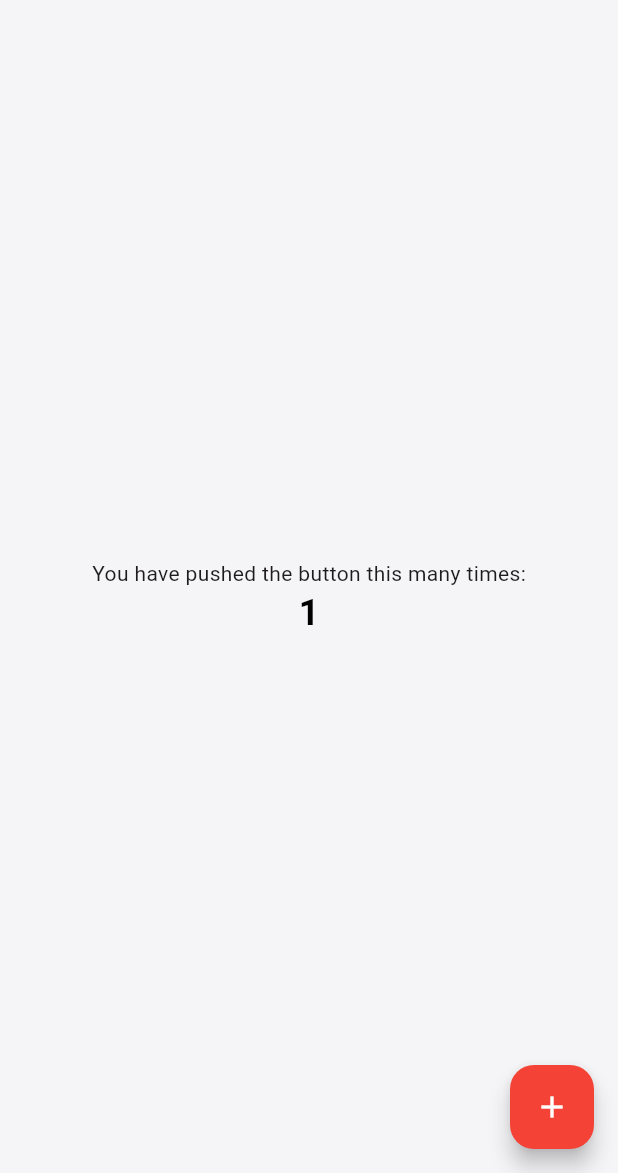
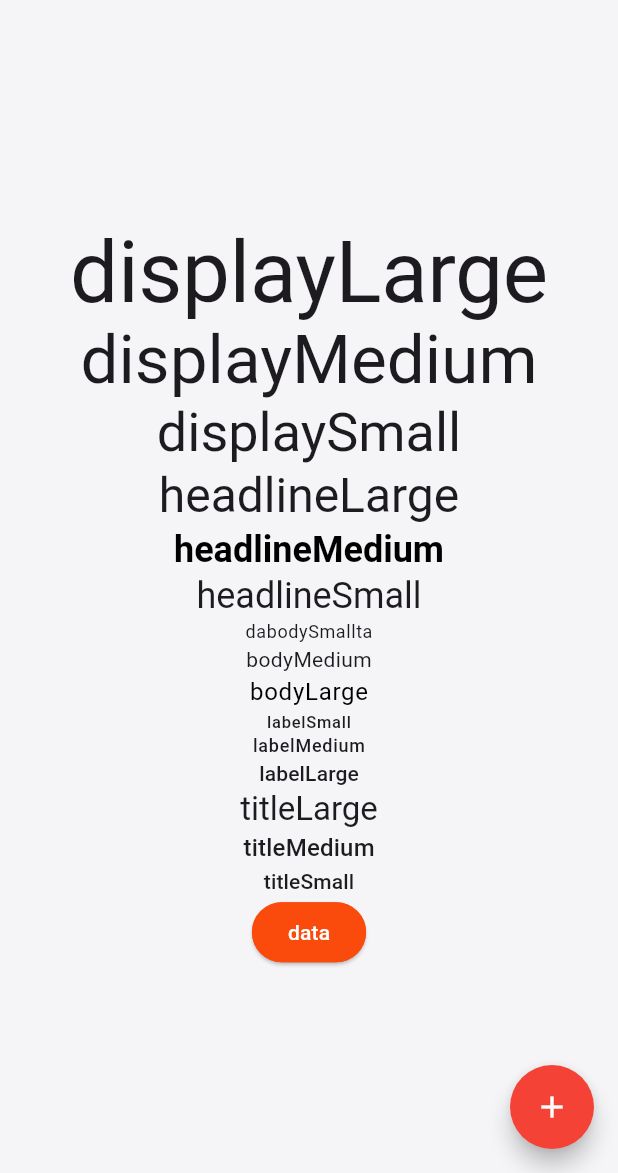
Before and after one commit to ozcanbayram/demo-apps, a Flutter app: the screen it shows after launch, after a tap on the "add" icon, on a phone screen of 412 x 824 dp, the part 63-1236 px from its top. Run offline on Flutter 3.47's test engine with Material 3 defaults, Android fonts, the phone set to English and light mode, and no system bars.

Commit message:
Created theme example page for view theme changes

```diff
--- a/lib/main.dart
+++ b/lib/main.dart
@@ -1,5 +1,6 @@
 import 'package:delivery_app/core/const/project_colors.dart';
 import 'package:delivery_app/core/const/project_texts.dart';
+import 'package:delivery_app/view/theme_example.dart';
 import 'package:flutter/material.dart';
 import 'package:flutter/services.dart';
 import 'theme/theme.dart';
@@ -22,53 +23,7 @@ class MyApp extends StatelessWidget {
       debugShowCheckedModeBanner: false,
       title: ProjectTexts.appName,
       theme: lightTheme, // Temayı burada kullanın
-      home: const MyHomePage(title: 'Delivery App'),
+      home: ThemeExamlView(),
     );
   }
 }
-
-class MyHomePage extends StatefulWidget {
-  const MyHomePage({super.key, required this.title});
-  final String title;
-
-  @override
-  State<MyHomePage> createState() => _MyHomePageState();
-}
-
-class _MyHomePageState extends State<MyHomePage> {
-  int _counter = 0;
-
-  void _incrementCounter() {
-    setState(() {
-      _counter++;
-    });
-  }
-
-  @override
-  Widget build(BuildContext context) {
-    return Scaffold(
-      appBar: AppBar(
-        title: Text(widget.title),
-      ),
-      body: Center(
-        child: Column(
-          mainAxisAlignment: MainAxisAlignment.center,
-          children: <Widget>[
-            const Text(
-              'You have pushed the button this many times:',
-            ),
-            Text(
-              '$_counter',
-              style: Theme.of(context).textTheme.headlineMedium,
-            ),
-          ],
-        ),
-      ),
-      floatingActionButton: FloatingActionButton(
-        onPressed: _incrementCounter,
-        tooltip: 'Increment',
-        child: const Icon(Icons.add),
-      ),
-    );
-  }
-}
--- a/lib/theme/theme.dart
+++ b/lib/theme/theme.dart
@@ -23,9 +23,27 @@ final ThemeData lightTheme = ThemeData(
       foregroundColor: Colors.black,
       centerTitle: true),
 
-  //! Floating action button theme
+  //! Floating Action button theme
   floatingActionButtonTheme: const FloatingActionButtonThemeData(
+    shape: RoundedRectangleBorder(
+      borderRadius: BorderRadius.all(Radius.circular(30.0)),
+    ),
     backgroundColor: Colors.red,
     foregroundColor: Colors.white,
   ),
+
+  //! Elevated button theme
+  elevatedButtonTheme: ElevatedButtonThemeData(
+    style: ButtonStyle(
+      backgroundColor: WidgetStateProperty.all(ProjectColors.primary),
+      foregroundColor: WidgetStateProperty.all(ProjectColors.white),
+      side: WidgetStateProperty.all(BorderSide(
+          width: 1.0, color: ProjectColors.primary, style: BorderStyle.solid)),
+      shape: WidgetStateProperty.all(
+        RoundedRectangleBorder(
+          borderRadius: BorderRadius.all(Radius.circular(30.0)),
+        ),
+      ),
+    ),
+  ),
 );
--- /dev/null
+++ b/lib/view/theme_example.dart
@@ -0,0 +1,56 @@
+import 'package:delivery_app/core/const/project_texts.dart';
+import 'package:flutter/material.dart';
+
+// Bu safa temadaki bazı temel deişikliklerin görünmü var. Ve bu saya daha sonra ilinecek.
+
+class ThemeExamlView extends StatefulWidget {
+  const ThemeExamlView({super.key});
+
+  @override
+  State<ThemeExamlView> createState() => _ThemeExamlViewState();
+}
+
+class _ThemeExamlViewState extends State<ThemeExamlView> {
+  @override
+  Widget build(BuildContext context) {
+    return Scaffold(
+      appBar: AppBar(
+        title: Text(ProjectTexts.appName),
+      ),
+      body: Center(
+        child: Column(
+          mainAxisAlignment: MainAxisAlignment.center,
+          children: <Widget>[
+            Text('displayLarge',
+                style: Theme.of(context).textTheme.displayLarge),
+            Text('displayMedium',
+                style: Theme.of(context).textTheme.displayMedium),
+            Text('displaySmall',
+                style: Theme.of(context).textTheme.displaySmall),
+            Text('headlineLarge',
+                style: Theme.of(context).textTheme.headlineLarge),
+            Text('headlineMedium',
+                style: Theme.of(context).textTheme.headlineMedium),
+            Text('headlineSmall',
+                style: Theme.of(context).textTheme.headlineSmall),
+            Text('dabodySmallta', style: Theme.of(context).textTheme.bodySmall),
+            Text('bodyMedium', style: Theme.of(context).textTheme.bodyMedium),
+            Text('bodyLarge', style: Theme.of(context).textTheme.bodyLarge),
+            Text('labelSmall', style: Theme.of(context).textTheme.labelSmall),
+            Text('labelMedium', style: Theme.of(context).textTheme.labelMedium),
+            Text('labelLarge', style: Theme.of(context).textTheme.labelLarge),
+            Text('titleLarge', style: Theme.of(context).textTheme.titleLarge),
+            Text('titleMedium', style: Theme.of(context).textTheme.titleMedium),
+            Text('titleSmall', style: Theme.of(context).textTheme.titleSmall),
+            ElevatedButton(onPressed: () {}, child: Text('data')),
+
+          ],
+        ),
+      ),
+      floatingActionButton: FloatingActionButton(
+        onPressed: () {},
+        child: const Icon(Icons.add),
+      ),
+    );
+  }
+}
```
